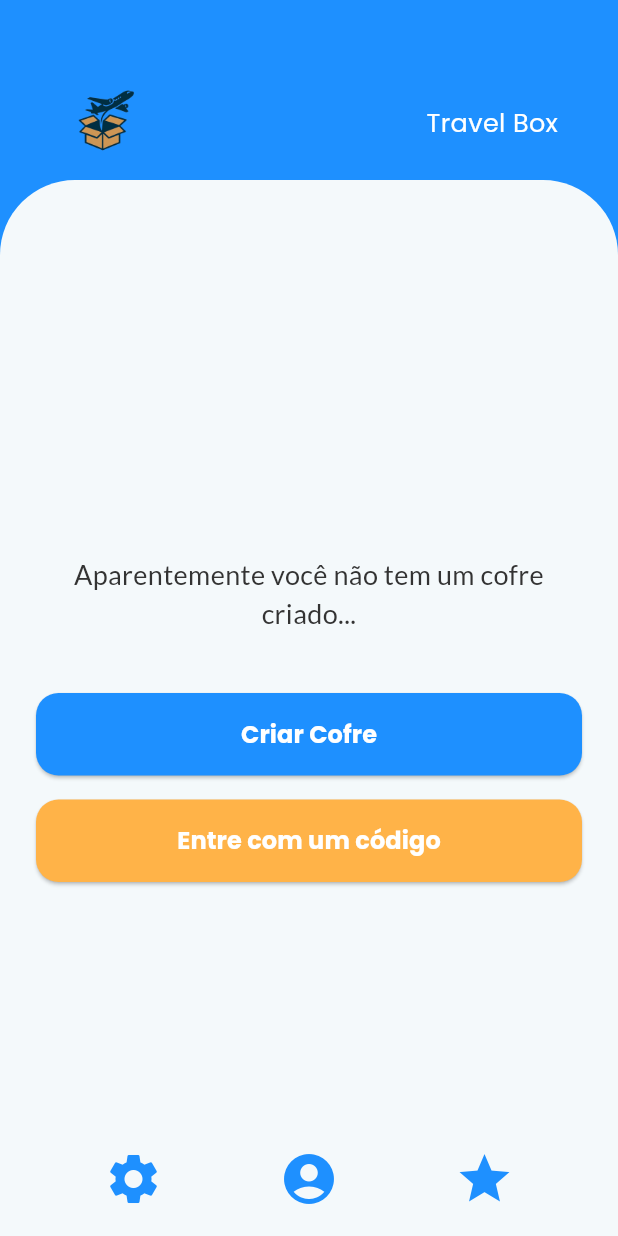
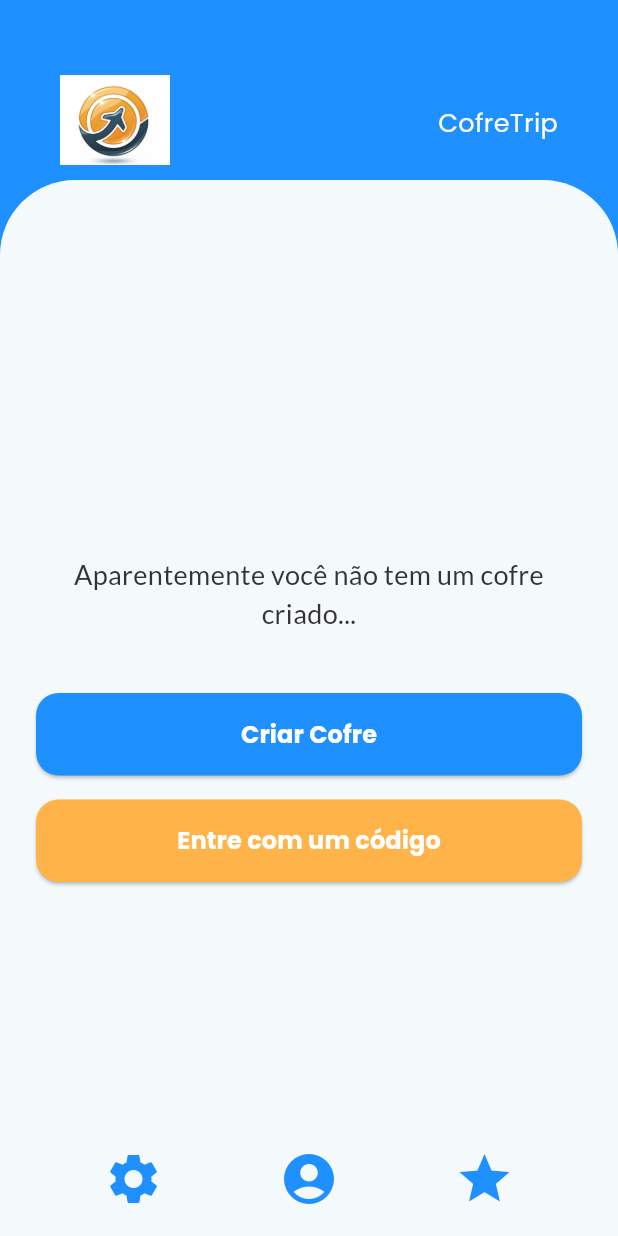
Before and after one commit to PauloMAPrado/TravelBox, a Flutter app: the Home screen opened directly, on a phone screen of 412 x 824 dp. Run offline on Flutter 3.47's test engine with Material 3 defaults, Android fonts, the phone set to English and light mode, and no system bars; our stand-ins replace google_fonts.

Commit message:
mudança das logos

```diff
--- a/lib/views/modules/header.dart
+++ b/lib/views/modules/header.dart
@@ -32,7 +32,7 @@ class Header extends StatelessWidget {
                     top: 70,
                     right: 0,
                     child: Text(
-                      'Travel Box',
+                      'CofreTrip',
                       style: GoogleFonts.poppins(
                           fontSize: 17.0,
                           color: Color.fromARGB(255, 255, 255, 255),
```
Also changed, not shown: assets/images/logo.png, assets/images/logosemletra.png.
